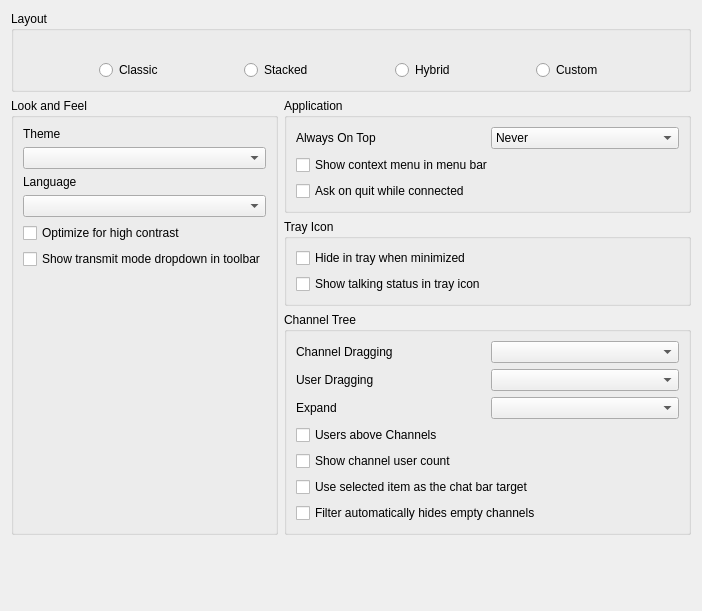
This is src/mumble/LookConfig.ui in mumble-voip/mumble as Qt 5 draws it before an edit. The edited form follows.
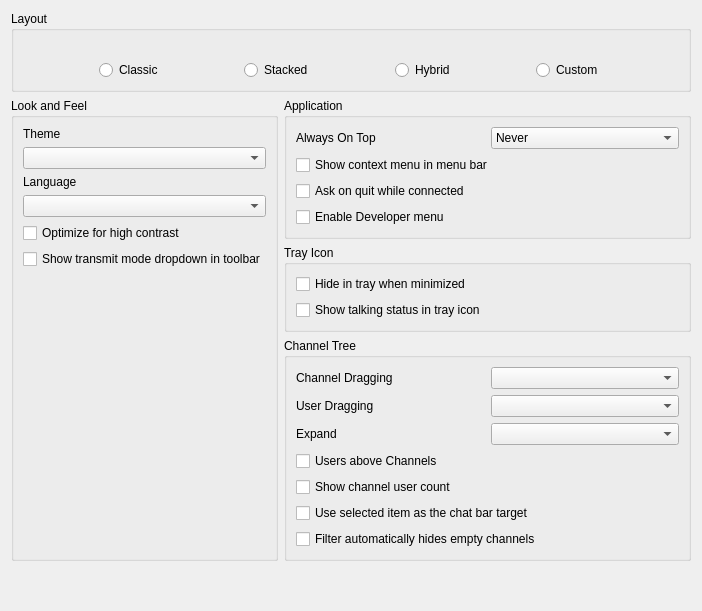
This is the edited form. Icons and pictures are not drawn. Custom widgets are drawn as their Qt base class.

Commit message: LookConfig: hook up 'ui/developermenu' setting in the User Interface config dialog.

The edit to the form file:
```diff
--- a/src/mumble/LookConfig.ui
+++ b/src/mumble/LookConfig.ui
@@ -233,6 +233,16 @@
         </property>
        </widget>
       </item>
+      <item row="3" column="0" colspan="2">
+       <widget class="QCheckBox" name="qcbEnableDeveloperMenu">
+        <property name="whatsThis">
+         <string>&lt;b&gt;Enable Developer menu&lt;/b&gt;&lt;br /&gt;This enables the &quot;Developer&quot;-menu in Mumble. This menu is used for developer-specific features, such as the Developer Console.</string>
+        </property>
+        <property name="text">
+         <string>Enable Developer menu</string>
+        </property>
+       </widget>
+      </item>
      </layout>
     </widget>
    </item>
```
The commit also changes 1 other file.
